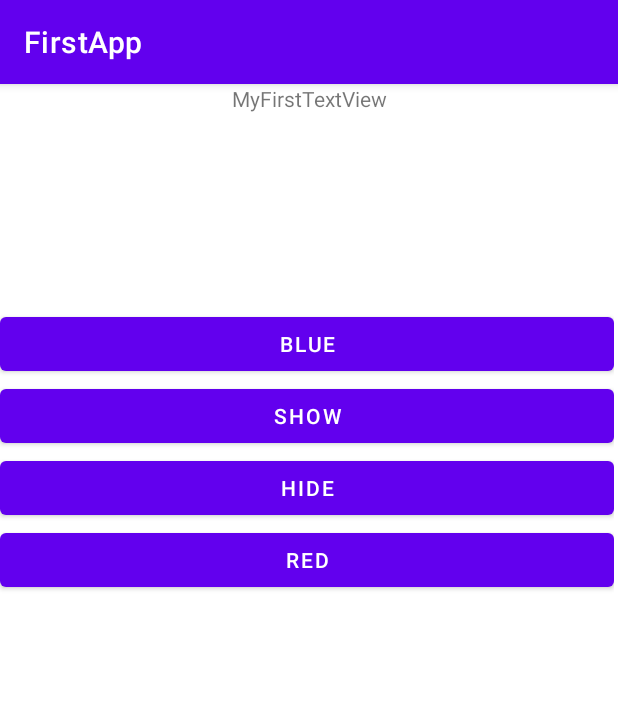
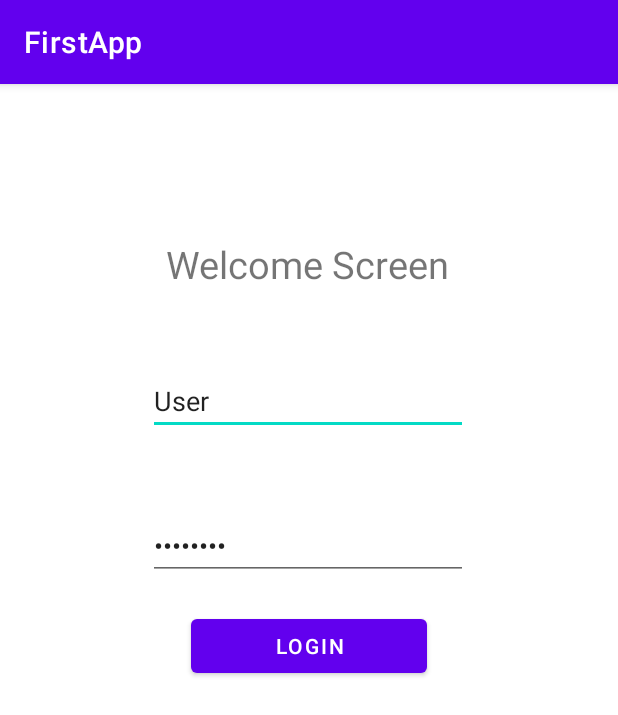
Before and after one commit to AlejandroSobral/MyKotlin, an Android app: the screen it shows after launch (MainActivity), on a phone screen of 412 x 824 dp. Shown: the top 715 px of the screen. Run offline under Robolectric (Android 15) with nearby library versions, the phone set to English and light mode, and no system bars.

Commit message:
Set Login

```diff
--- a/app/src/main/java/com/utn/firstapp/MainActivity.kt
+++ b/app/src/main/java/com/utn/firstapp/MainActivity.kt
@@ -5,45 +5,30 @@ import androidx.appcompat.app.AppCompatActivity
 import android.os.Bundle
 import android.widget.Button
 import android.widget.TextView
+import com.utn.firstapp.entities.User
 
 class MainActivity : AppCompatActivity() {
 
+
+
+    var userList: MutableList<User> = mutableListOf()
+
+
+
     private lateinit var label: TextView
-    private lateinit var btnShow: Button
-    private lateinit var btnHide: Button
-    private lateinit var btnRed: Button
-    private lateinit var btnBlue: Button
+
 
     var labelText: String = "Appearing test"
     var labelTextVoid: String = ""
+
+
+
+
 
     override fun onCreate(savedInstanceState: Bundle?) {
         super.onCreate(savedInstanceState)
         setContentView(R.layout.activity_main)
 
-        label = findViewById(R.id.MyFirstTextView)
-        btnHide = findViewById(R.id.btnHide)
-        btnShow = findViewById(R.id.btnShow)
-        btnRed = findViewById(R.id.btnRed)
-        btnBlue = findViewById(R.id.btnBlue)
-
-
-
-        btnShow.setOnClickListener {
-            label.text = labelText
-        }
-
-        btnHide.setOnClickListener {
-            label.text = labelTextVoid
-        }
-
-        btnRed.setOnClickListener {
-            label.setTextColor(Color.parseColor("#0afd3f"))
-        }
-
-        btnBlue.setOnClickListener {
-            label.setTextColor(Color.parseColor("#000d3f"))
-        }
 
     }
 }
--- /dev/null
+++ b/app/src/main/java/com/utn/firstapp/fragments/Screen1Fragment.kt
@@ -0,0 +1,67 @@
+package com.utn.firstapp.fragments
+
+import android.os.Bundle
+import androidx.fragment.app.Fragment
+import android.view.LayoutInflater
+import android.view.View
+import android.view.ViewGroup
+import android.widget.Button
+import android.widget.EditText
+import android.widget.TextView
+import androidx.navigation.fragment.findNavController
+import com.google.android.material.snackbar.Snackbar
+import com.utn.firstapp.R
+import com.utn.firstapp.entities.User
+
+class Screen1Fragment : Fragment() {
+
+    companion object {
+        fun newInstance() = Screen1Fragment()
+    }
+
+    lateinit var label : TextView
+    lateinit var btnNavigate: Button
+    lateinit var v: View
+    lateinit var input_user: EditText
+    lateinit var input_pass: EditText
+
+
+
+
+    override fun onCreateView(
+        inflater: LayoutInflater, container: ViewGroup?,
+        savedInstanceState: Bundle?
+    ): View? {
+
+        v = inflater.inflate(R.layout.fragment_screen1, container, false)
+
+        label = v.findViewById(R.id.txtScreen1)
+        btnNavigate = v.findViewById(R.id.btnNav2)
+        input_user = v.findViewById(R.id.txtInput_user)
+        input_pass = v.findViewById(R.id.txtInput_password)
+        return v
+
+    }
+
+    override fun onStart(){
+        super.onStart()
+        btnNavigate.setOnClickListener{
+            val action = Screen1FragmentDirections.actionScreen1FragmentToScreen2Fragment()
+
+
+            var inputText_user: String = input_user.text.toString()
+            var inputText_pass: String = input_pass.text.toString()
+            var rightUser: User = User("First", "User", "asd@gmail.com", "MyPass") // Instance un User
+
+
+            if(inputText_user == rightUser.email && inputText_pass == rightUser.password  ) {
+                findNavController().navigate(action)
+            }
+            else
+                Snackbar.make(v, "Wrong credentials", Snackbar.LENGTH_SHORT).show()
+        }
+
+    }
+
+
+}
--- a/app/src/main/res/layout/activity_main.xml
+++ b/app/src/main/res/layout/activity_main.xml
@@ -6,48 +6,16 @@
     android:layout_height="match_parent"
     tools:context=".MainActivity">
 
-    <TextView
-        android:id="@+id/MyFirstTextView"
-        android:layout_width="wrap_content"
-        android:layout_height="wrap_content"
-        android:text="MyFirstTextView"
-        app:layout_constraintBottom_toBottomOf="@+id/btnBlue"
+    <androidx.fragment.app.FragmentContainerView
+        android:id="@+id/fragmentContainerView"
+        android:name="androidx.navigation.fragment.NavHostFragment"
+        android:layout_width="412dp"
+        android:layout_height="728dp"
+        android:layout_marginEnd="1dp"
+        app:defaultNavHost="true"
         app:layout_constraintEnd_toEndOf="parent"
         app:layout_constraintStart_toStartOf="parent"
-        app:layout_constraintTop_toTopOf="parent"
-        app:layout_constraintVertical_bias="0.067" />
-
-    <LinearLayout
-        android:layout_width="409dp"
-        android:layout_height="489dp"
-        android:orientation="vertical"
-        app:layout_constraintBottom_toBottomOf="parent"
-        app:layout_constraintTop_toBottomOf="@+id/MyFirstTextView"
-        tools:layout_editor_absoluteX="1dp">
-
-        <Button
-            android:id="@+id/btnBlue"
-            android:layout_width="match_parent"
-            android:layout_height="wrap_content"
-            android:text="Blue" />
-
-        <Button
-            android:id="@+id/btnShow"
-            android:layout_width="match_parent"
-            android:layout_height="wrap_content"
-            android:text="SHOW" />
-
-        <Button
-            android:id="@+id/btnHide"
-            android:layout_width="match_parent"
-            android:layout_height="wrap_content"
-            android:text="Hide" />
-
-        <Button
-            android:id="@+id/btnRed"
-            android:layout_width="match_parent"
-            android:layout_height="wrap_content"
-            android:text="RED" />
-    </LinearLayout>
+        app:navGraph="@navigation/main_navgraph"
+        tools:layout_editor_absoluteY="-2dp" />
 
 </androidx.constraintlayout.widget.ConstraintLayout>
--- /dev/null
+++ b/app/src/main/res/layout/fragment_screen1.xml
@@ -0,0 +1,64 @@
+<?xml version="1.0" encoding="utf-8"?>
+<androidx.constraintlayout.widget.ConstraintLayout xmlns:android="http://schemas.android.com/apk/res/android"
+    xmlns:app="http://schemas.android.com/apk/res-auto"
+    xmlns:tools="http://schemas.android.com/tools"
+    android:id="@+id/frameLayout"
+    android:layout_width="match_parent"
+    android:layout_height="match_parent"
+    tools:context=".fragments.Screen1Fragment">
+
+    <Button
+        android:id="@+id/btnNav2"
+        android:layout_width="0dp"
+        android:layout_height="wrap_content"
+        android:layout_marginStart="127dp"
+        android:layout_marginTop="352dp"
+        android:layout_marginEnd="127dp"
+        android:layout_marginBottom="331dp"
+        android:text="Login"
+        app:layout_constraintBottom_toBottomOf="parent"
+        app:layout_constraintEnd_toEndOf="parent"
+        app:layout_constraintHorizontal_bias="1.0"
+        app:layout_constraintStart_toStartOf="parent"
+        app:layout_constraintTop_toTopOf="parent" />
+
+    <TextView
+        android:id="@+id/txtScreen1"
+        android:layout_width="wrap_content"
+        android:layout_height="wrap_content"
+        android:layout_marginStart="176dp"
+        android:layout_marginTop="111dp"
+        android:layout_marginEnd="177dp"
+        android:layout_marginBottom="222dp"
+        android:text="Welcome Screen"
+        android:textSize="25sp"
+        app:layout_constraintBottom_toTopOf="@+id/btnNav2"
+        app:layout_constraintEnd_toEndOf="parent"
+        app:layout_constraintStart_toStartOf="parent"
+        app:layout_constraintTop_toTopOf="parent" />
+
+    <EditText
+        android:id="@+id/txtInput_user"
+        android:layout_width="wrap_content"
+        android:layout_height="wrap_content"
+        android:ems="10"
+        android:hint="User"
+        android:inputType="textEmailAddress"
+        android:text="User"
+        app:layout_constraintBottom_toTopOf="@+id/txtInput_password"
+        app:layout_constraintEnd_toEndOf="@+id/txtScreen1"
+        app:layout_constraintStart_toStartOf="@+id/txtScreen1"
+        app:layout_constraintTop_toBottomOf="@+id/txtScreen1" />
+
+    <EditText
+        android:id="@+id/txtInput_password"
+        android:layout_width="wrap_content"
+        android:layout_height="wrap_content"
+        android:layout_marginBottom="20dp"
+        android:ems="10"
+        android:hint="Password"
+        android:inputType="textPersonName|textPassword"
+        android:text="Password"
+        app:layout_constraintBottom_toTopOf="@+id/btnNav2"
+        app:layout_constraintStart_toStartOf="@+id/txtInput_user" />
+</androidx.constraintlayout.widget.ConstraintLayout>
--- /dev/null
+++ b/app/src/main/res/navigation/main_navgraph.xml
@@ -0,0 +1,22 @@
+<?xml version="1.0" encoding="utf-8"?>
+<navigation xmlns:android="http://schemas.android.com/apk/res/android"
+    xmlns:app="http://schemas.android.com/apk/res-auto"
+    xmlns:tools="http://schemas.android.com/tools"
+    android:id="@+id/main_navgraph"
+    app:startDestination="@id/screen1Fragment">
+
+    <fragment
+        android:id="@+id/screen1Fragment"
+        android:name="com.utn.firstapp.fragments.Screen1Fragment"
+        android:label="fragment_screen1"
+        tools:layout="@layout/fragment_screen1" >
+        <action
+            android:id="@+id/action_screen1Fragment_to_screen2Fragment"
+            app:destination="@id/screen2Fragment" />
+    </fragment>
+    <fragment
+        android:id="@+id/screen2Fragment"
+        android:name="com.utn.firstapp.fragments.Screen2Fragment"
+        android:label="fragment_screen2"
+        tools:layout="@layout/fragment_screen2" />
+</navigation>
```
Also changed, not shown: app/build.gradle (+7 -1 lines), app/src/main/java/com/utn/firstapp/entities/User.kt (added, +7 -0 lines), app/src/main/java/com/utn/firstapp/fragments/Screen1ViewModel.kt (added, +7 -0 lines), app/src/main/java/com/utn/firstapp/fragments/Screen2Fragment.kt (added, +39 -0 lines), app/src/main/java/com/utn/firstapp/fragments/Screen2ViewModel.kt (added, +7 -0 lines), app/src/main/res/layout/fragment_blank.xml (added, +13 -0 lines), app/src/main/res/layout/fragment_screen2.xml (added, +41 -0 lines), build.gradle (+15 -0 lines).
